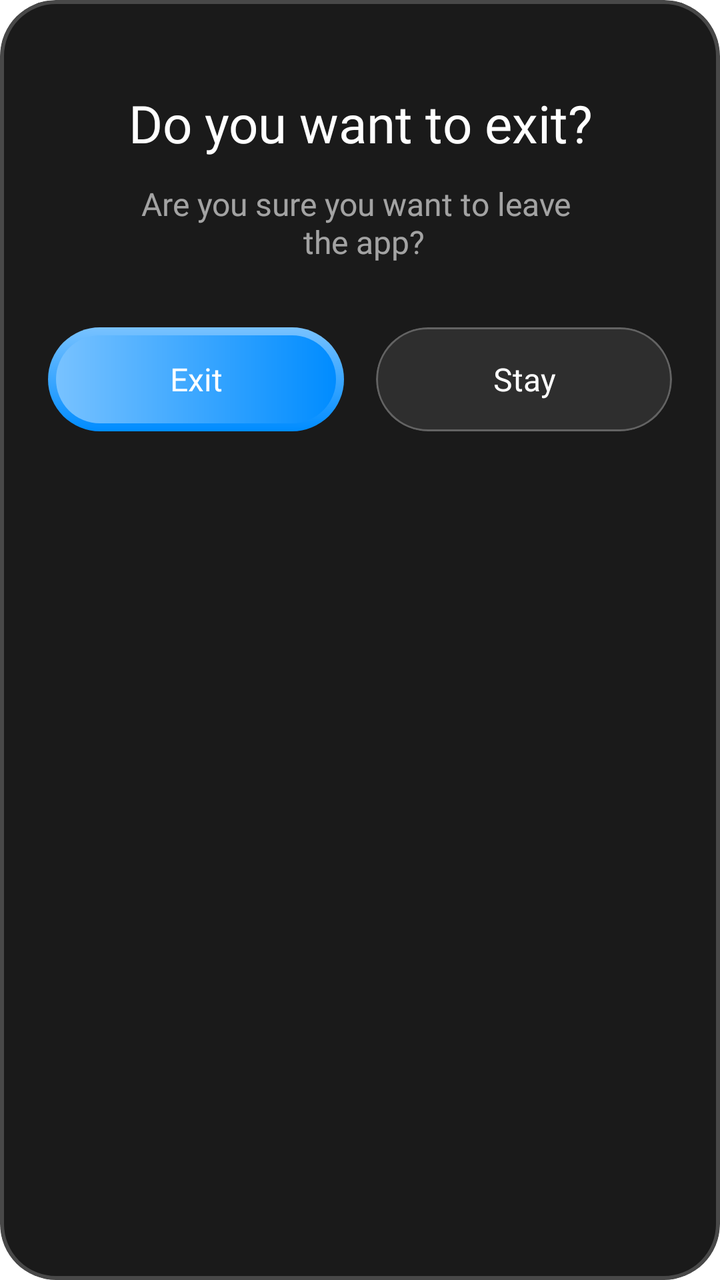
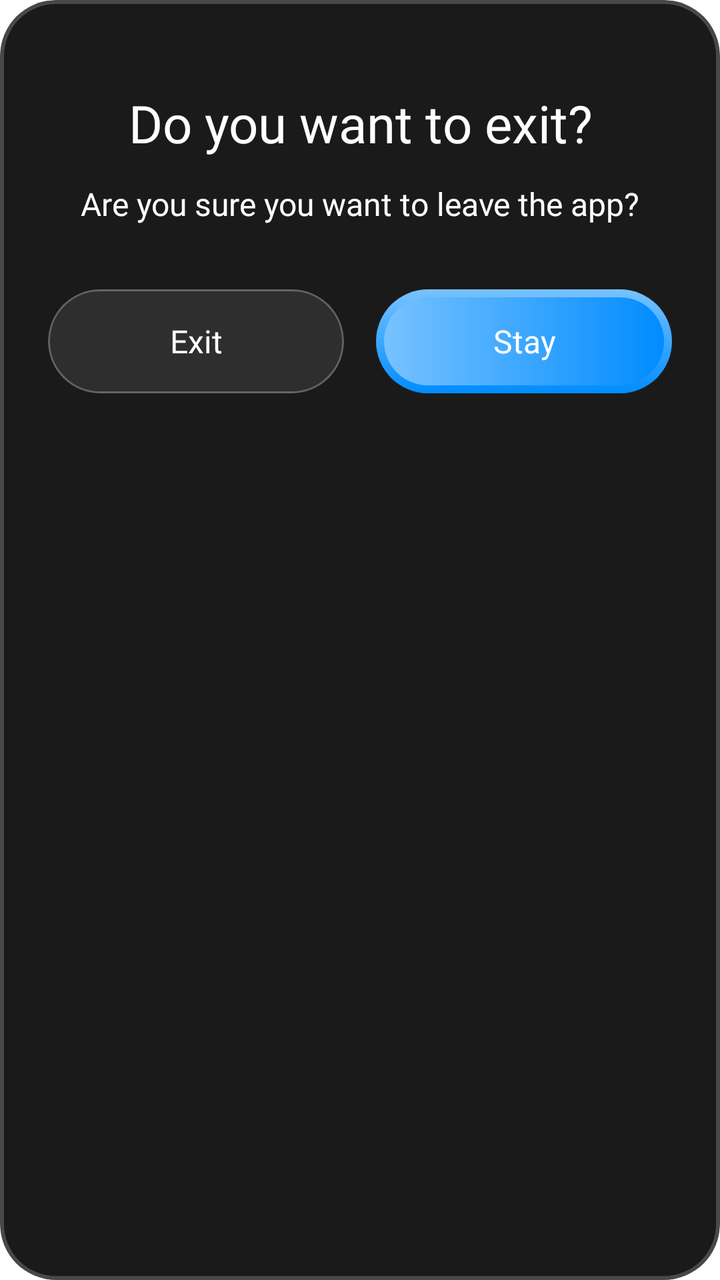

Screens rendered from an Android XML layout before and after an edit, with the pre-edit source and the edit as a unified diff.
<!-- AndroidManifest.xml: application theme Theme.TextRepeat -->
<!-- res/layout/dialog_exit.xml -->
<?xml version="1.0" encoding="utf-8"?>
<com.google.android.material.card.MaterialCardView xmlns:android="http://schemas.android.com/apk/res/android"
    xmlns:app="http://schemas.android.com/apk/res-auto"
    android:layout_width="match_parent"
    android:layout_height="wrap_content"
    android:layout_margin="24dp"
    app:cardBackgroundColor="#1A1A1A"
    app:cardCornerRadius="28dp"
    app:cardElevation="0dp"
    app:strokeColor="#33FFFFFF"
    app:strokeWidth="2dp">

    <LinearLayout
        android:layout_width="match_parent"
        android:layout_height="wrap_content"
        android:gravity="center"
        android:orientation="vertical"
        android:padding="24dp">

        <TextView
            android:layout_width="match_parent"
            android:layout_height="wrap_content"
            android:layout_marginTop="20dp"
            android:fontFamily="@font/poppins_bold"
            android:gravity="center"
            android:text="@string/do_you_want_to_exit"
            android:textColor="@color/white"
            android:textSize="26sp" />

        <TextView
            android:layout_width="match_parent"
            android:layout_height="wrap_content"
            android:layout_marginTop="12dp"
            android:alpha="0.6"
            android:fontFamily="@font/poppins_regular"
            android:gravity="center"
            android:text="@string/are_you_sure_you_want_to_leave_the_app"
            android:textColor="@color/white"
            android:textSize="16sp" />

        <LinearLayout
            android:layout_width="match_parent"
            android:layout_height="52dp"
            android:layout_marginTop="32dp"
            android:orientation="horizontal">

            <com.google.android.material.card.MaterialCardView
                android:id="@+id/btnExit"
                android:layout_width="0dp"
                android:layout_height="match_parent"
                android:layout_marginEnd="8dp"
                android:layout_weight="1"
                app:cardBackgroundColor="@android:color/transparent"
                app:cardElevation="0dp">

                <FrameLayout
                    android:layout_width="match_parent"
                    android:layout_height="match_parent"
                    android:background="@drawable/bg_button_gradient_blue">

                    <TextView
                        android:layout_width="match_parent"
                        android:layout_height="match_parent"
                        android:gravity="center"
                        android:fontFamily="@font/poppins_semibold"
                        android:text="@string/exit"
                        android:textColor="@color/white"
                        android:textSize="16sp" />
                </FrameLayout>

            </com.google.android.material.card.MaterialCardView>

            <com.google.android.material.card.MaterialCardView
                android:id="@+id/btnCancel"
                android:layout_width="0dp"
                android:layout_height="match_parent"
                android:layout_marginStart="8dp"
                android:layout_weight="1"
                app:cardBackgroundColor="#2E2E2E"
                app:cardCornerRadius="30dp"
                app:cardElevation="0dp"
                app:strokeColor="#40FFFFFF"
                app:strokeWidth="1dp">

                <TextView
                    android:layout_width="match_parent"
                    android:layout_height="match_parent"
                    android:fontFamily="@font/poppins_semibold"
                    android:gravity="center"
                    android:text="@string/stay"
                    android:textColor="@color/white"
                    android:textSize="16sp" />
            </com.google.android.material.card.MaterialCardView>


        </LinearLayout>
    </LinearLayout>
</com.google.android.material.card.MaterialCardView>
<!-- resources referenced by this layout -->
<resources>
  <color name="white">#FFFFFFFF</color>
  <!-- drawable bg_button_gradient_blue (drawable) -->
  <?xml version="1.0" encoding="utf-8"?>
  <layer-list xmlns:android="http://schemas.android.com/apk/res/android">
      <item>
          <shape android:shape="rectangle">
              <gradient
                  android:angle="270"
                  android:startColor="#78C2FF"
                  android:endColor="#008CFF"
                  android:type="linear" />
              <corners android:radius="100dp" />
          </shape>
      </item>
  
      <item
          android:bottom="4dp"
          android:left="4dp"
          android:right="4dp"
          android:top="4dp">
          <shape android:shape="rectangle">
              <gradient
                  android:angle="0"
                  android:startColor="#78C2FF"
                  android:endColor="#008CFF"
                  android:type="linear" />
              <corners android:radius="100dp" />
          </shape>
      </item>
  </layer-list>
  <string name="are_you_sure_you_want_to_leave_the_app">Are you sure you want to leave \n the app?</string>
  <string name="do_you_want_to_exit">Do you want to exit?</string>
  <string name="exit">Exit</string>
  <string name="stay">Stay</string>
  <style name="Theme.TextRepeat" parent="Theme.MaterialComponents.DayNight.NoActionBar">
          
          <item name="colorPrimary">@color/purple_500</item>
          <item name="colorPrimaryVariant">@color/purple_700</item>
          <item name="colorOnPrimary">@color/white</item>
          
          <item name="colorSecondary">@color/teal_200</item>
          <item name="colorSecondaryVariant">@color/teal_700</item>
          <item name="colorOnSecondary">@color/black</item>
          
          <item name="android:statusBarColor">?attr/colorPrimaryVariant</item>
          
      </style>
  <color name="purple_500">#FF6200EE</color>
  <color name="purple_700">#FF3700B3</color>
  <color name="teal_200">#FF03DAC5</color>
  <color name="teal_700">#FF018786</color>
  <color name="black">#FF000000</color>
</resources>

<!-- the commit's change to res/layout/dialog_exit.xml (unified diff, before → after) -->
@@ -31,7 +31,6 @@
             android:layout_width="match_parent"
             android:layout_height="wrap_content"
             android:layout_marginTop="12dp"
-            android:alpha="0.6"
             android:fontFamily="@font/poppins_regular"
             android:gravity="center"
             android:text="@string/are_you_sure_you_want_to_leave_the_app"
@@ -50,6 +49,28 @@
                 android:layout_height="match_parent"
                 android:layout_marginEnd="8dp"
                 android:layout_weight="1"
+                app:cardBackgroundColor="#2E2E2E"
+                app:cardCornerRadius="30dp"
+                app:cardElevation="0dp"
+                app:strokeColor="#40FFFFFF"
+                app:strokeWidth="1dp">
+
+                <TextView
+                    android:layout_width="match_parent"
+                    android:layout_height="match_parent"
+                    android:fontFamily="@font/poppins_semibold"
+                    android:gravity="center"
+                    android:text="@string/exit"
+                    android:textColor="@color/white"
+                    android:textSize="16sp" />
+            </com.google.android.material.card.MaterialCardView>
+
+            <com.google.android.material.card.MaterialCardView
+                android:id="@+id/btnCancel"
+                android:layout_width="0dp"
+                android:layout_height="match_parent"
+                android:layout_marginStart="8dp"
+                android:layout_weight="1"
                 app:cardBackgroundColor="@android:color/transparent"
                 app:cardElevation="0dp">
 
@@ -61,37 +82,13 @@
                     <TextView
                         android:layout_width="match_parent"
                         android:layout_height="match_parent"
+                        android:fontFamily="@font/poppins_semibold"
                         android:gravity="center"
-                        android:fontFamily="@font/poppins_semibold"
-                        android:text="@string/exit"
+                        android:text="@string/stay"
                         android:textColor="@color/white"
                         android:textSize="16sp" />
                 </FrameLayout>
-
             </com.google.android.material.card.MaterialCardView>
-
-            <com.google.android.material.card.MaterialCardView
-                android:id="@+id/btnCancel"
-                android:layout_width="0dp"
-                android:layout_height="match_parent"
-                android:layout_marginStart="8dp"
-                android:layout_weight="1"
-                app:cardBackgroundColor="#2E2E2E"
-                app:cardCornerRadius="30dp"
-                app:cardElevation="0dp"
-                app:strokeColor="#40FFFFFF"
-                app:strokeWidth="1dp">
-
-                <TextView
-                    android:layout_width="match_parent"
-                    android:layout_height="match_parent"
-                    android:fontFamily="@font/poppins_semibold"
-                    android:gravity="center"
-                    android:text="@string/stay"
-                    android:textColor="@color/white"
-                    android:textSize="16sp" />
-            </com.google.android.material.card.MaterialCardView>
-
 
         </LinearLayout>
     </LinearLayout>
<!-- resource entries referenced after the edit -->
@@ -30,7 +30,7 @@
           </shape>
       </item>
   </layer-list>
-  <string name="are_you_sure_you_want_to_leave_the_app">Are you sure you want to leave \n the app?</string>
+  <string name="are_you_sure_you_want_to_leave_the_app">Are you sure you want to leave   the app?</string>
   <string name="do_you_want_to_exit">Do you want to exit?</string>
   <string name="exit">Exit</string>
   <string name="stay">Stay</string>
